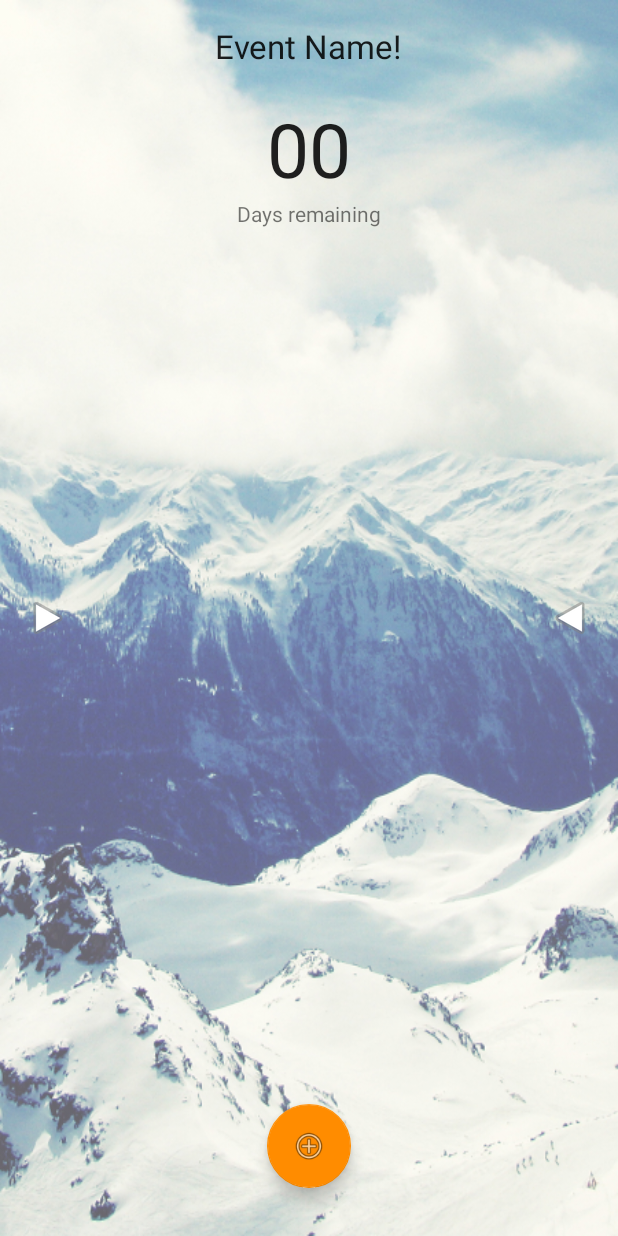
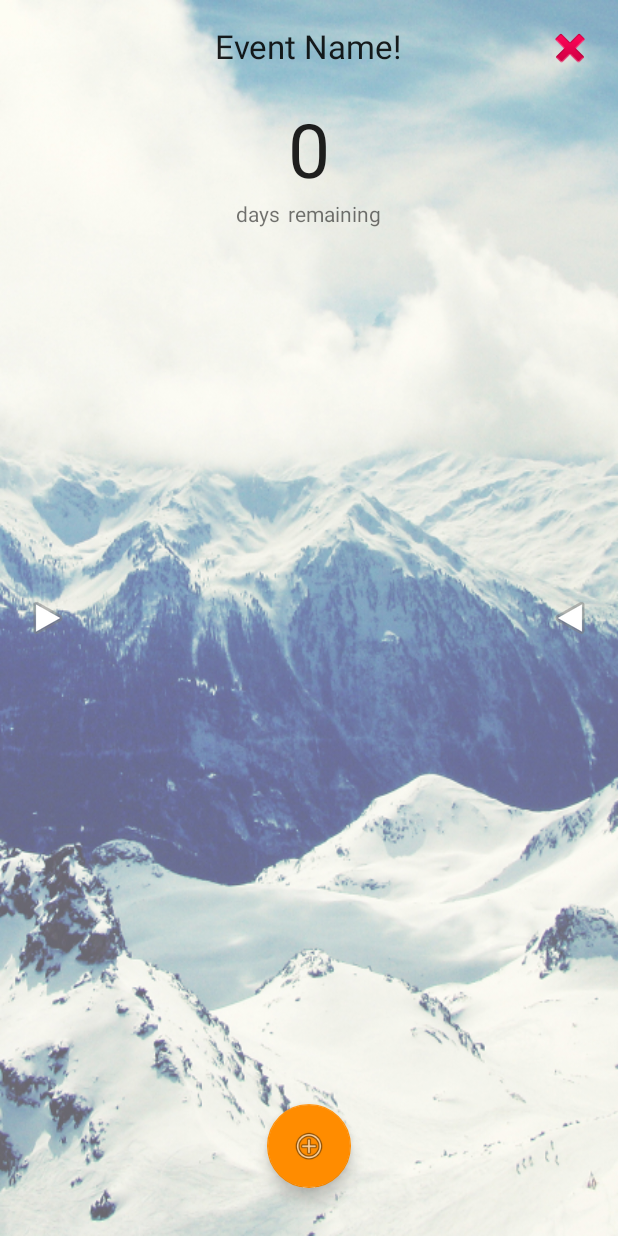
Before and after one commit to xixsuse/BigDayCountdown, an Android app: the screen it shows after launch (MainActivity), after a tap on an icon or button, on a phone screen of 412 x 824 dp. Run offline under Robolectric (Android 15) with nearby library versions, the phone set to English and light mode, and no system bars; libraries missing offline, so code that uses them is left out: pl.aprilapps.easyphotopicker; 4 statements that could not run were skipped; 2 other taps on this screen came first.

Commit message:
List containing events will now update accordingly. Can now delete events. Layout fixes

```diff
--- a/app/src/main/java/com/simonm/bigdaycountdown/MainActivity.java
+++ b/app/src/main/java/com/simonm/bigdaycountdown/MainActivity.java
@@ -6,6 +6,7 @@ import org.joda.time.Days;
 import android.app.DialogFragment;
 import android.content.Intent;
 import android.content.res.Configuration;
+import android.media.Image;
 import android.os.Bundle;
 import android.support.design.widget.FloatingActionButton;
 import android.support.v4.view.GravityCompat;
@@ -37,13 +38,6 @@ import java.util.Date;
 import java.util.List;
 
 import pl.aprilapps.easyphotopicker.EasyImage;
-
-
-/*  TODO:
-
-    List is sorted so that earliest dates appear first, but the text in the list does not update with
-    the dates. This will be tricky I think.
- */
 
 
 public class MainActivity extends AppCompatActivity implements View.OnClickListener, DatePickerDialog.OnDateSetListener{
@@ -194,6 +188,9 @@ public class MainActivity extends AppCompatActivity implements View.OnClickListe
         ImageView galleryButton = (ImageView) findViewById(R.id.gallery_button);
         galleryButton.setOnClickListener(this);
 
+        ImageView deleteButton = (ImageView) findViewById(R.id.deleteButton);
+        deleteButton.setOnClickListener(this);
+
 
     }
 
@@ -290,6 +287,7 @@ public class MainActivity extends AppCompatActivity implements View.OnClickListe
     public void onClick(View v) {
         switch (v.getId()){
             case R.id.fab:
+                resetVariables();
                 AnimUtil.crossfade(main_view, findViewById(R.id.content_add_date_id), getResources().getInteger(android.R.integer.config_mediumAnimTime));
                 break;
             case R.id.fab_add_date:
@@ -333,6 +331,10 @@ public class MainActivity extends AppCompatActivity implements View.OnClickListe
                 onPickFromGaleryClicked();
                 break;
 
+            case R.id.deleteButton:
+                deleteEvent();
+                break;
+
         }
     }
 
@@ -340,25 +342,32 @@ public class MainActivity extends AppCompatActivity implements View.OnClickListe
         EditText tempEventTitleEditText = (EditText) findViewById(R.id.new_title_id);
         String newEventTitle = tempEventTitleEditText.getText().toString();
         // DateTime days and months are 0 indexed. Handled when I set tempMonth and tempDay
-        tempDate = new DateTime(tempYear, tempMonth, tempDay, 0, 0);
-
+        tempDate = new DateTime(tempYear, tempMonth, tempDay - 1, 0, 0);
+        Log.i("day", String.valueOf(tempDay));
         if (validateInput(newEventTitle, tempBackground, tempDate)) {
 
             TrackedEvent newEvent = new TrackedEvent(alert, newEventTitle, tempDate, tempBackground);
+            currentEvent = newEvent;
             Log.i("tag", newEvent.getDate().toString());
             myTrackedEventsList.add(newEvent);
             Collections.sort(myTrackedEventsList);
 
-            //TODO:
-            // I should maybe reset the vars for the new date object after creating it.
-            resetVariables();
             eventNames.add(newEventTitle);
             updateEventDrawer();
         }
+        eventNames.clear();
+        for (TrackedEvent element:myTrackedEventsList){
+            eventNames.add(element.getEventTitle());
+        }
+        updateEventDrawer();
+        updateUI();
+
     }
 
     private void resetVariables() {
-        //TODO :)
+        ((TextView) findViewById(R.id.new_date_id)).setText(R.string.date);
+        ((EditText) findViewById(R.id.new_title_id)).setText("");
+        ((EditText) findViewById(R.id.new_title_id)).setHint(R.string.title_for_event);
     }
 
     protected boolean validateInput(String title, File backGround, DateTime date){
@@ -469,21 +478,36 @@ public class MainActivity extends AppCompatActivity implements View.OnClickListe
             // update selected item and title, then close the drawer
             eDrawerList.setItemChecked(position, true);
             mDrawerLayout.closeDrawer(eDrawerList);
-            ((TextView) findViewById(R.id.eventName)).setText(currentEvent.getEventTitle());
-            int remainingDays = getDayDifference(new Date(), currentEvent.getDate());
-            // Set remaining days
-            ((TextView) findViewById(R.id.day)).setText(String.valueOf(remainingDays));
+            updateUI();
             Log.i("Tag", "Selected event with index" + String.valueOf(position));
         } else {
             mDrawerLayout.closeDrawer(eDrawerList);
         }
     }
 
-    private int getDayDifference(Date start, DateTime end) {
+    protected  void updateUI(){
+
+        ((TextView) findViewById(R.id.eventName)).setText(currentEvent.getEventTitle());
+        DateTime currentDate = new DateTime();
+        DateTime currentDateTime0 = new DateTime(currentDate.getYear(), currentDate.getMonthOfYear(), currentDate.getDayOfMonth(), 0, 0);
+        int remainingDays = getDayDifference(currentDateTime0, currentEvent.getDate());
+        Log.i("remainingDays", String.valueOf(getDayDifference(currentDateTime0, currentEvent.getDate())));
+        Log.i("remainingDays", String.valueOf(remainingDays));
+        // Set remaining days
+        if (remainingDays < 0){
+            ((TextView) findViewById(R.id.remainingOrHasPassed)).setText(R.string.hasPassed);
+        } else {
+            ((TextView) findViewById(R.id.remainingOrHasPassed)).setText(R.string.remaining);
+        }
+        ((TextView) findViewById(R.id.day)).setText(String.valueOf(Math.abs(remainingDays)));
+    }
+
+
+    private int getDayDifference(DateTime start, DateTime end) {
         Log.i("FirtDay", String.valueOf(start));
         Log.i("LastDay", String.valueOf(end));
         Log.i("daysBetween", String.valueOf(Days.daysBetween(new DateTime(start), new DateTime(end)).getDays()));
-        return Days.daysBetween(new DateTime(start), end).getDays();
+        return Days.daysBetween(start, end).getDays();
     }
 
 
@@ -552,7 +576,30 @@ public class MainActivity extends AppCompatActivity implements View.OnClickListe
         return tmp;
     }
 
+    protected void deleteEvent(){
+        if (currentEvent != null) {
+            eventNames.remove(currentEvent.getEventTitle());
+            myTrackedEventsList.remove(currentEvent);
+            currentEvent = null;
+            Collections.sort(myTrackedEventsList);
+            if (myTrackedEventsList.size() > 0){
+                currentEvent = myTrackedEventsList.get(0);
+                updateUI();
+            }
+            updateEventDrawer();
+        }
 
+        if (myTrackedEventsList.size() == 0){
+            resetUI();
+            updateEventDrawer();
+        }
+
+    }
+
+    private void resetUI() {
+        ((TextView) findViewById(R.id.eventName)).setText(R.string.title_for_event);
+        ((TextView) findViewById(R.id.day)).setText("00");
+    }
 
 
 }
--- a/app/src/main/res/layout/content_main.xml
+++ b/app/src/main/res/layout/content_main.xml
@@ -24,8 +24,7 @@
         android:textAppearance="?android:attr/textAppearanceLarge"
         android:text="Event Name!"
         android:layout_centerHorizontal="true"
-        android:id="@+id/eventName"
-        android:layout_below="@+id/timeUntilText" />
+        android:id="@+id/eventName" />
 
 
     <ImageView
@@ -60,19 +59,38 @@
         android:layout_centerHorizontal="true" />
 
 
-
-    <TextView
+    <RelativeLayout
         android:layout_width="wrap_content"
         android:layout_height="wrap_content"
-        android:textAppearance="?android:attr/textAppearanceSmall"
-        android:text="@string/days_remaining"
-        android:id="@+id/dayText"
+        android:gravity="center_horizontal"
+        android:layout_centerHorizontal="true"
         android:layout_below="@id/day"
-        android:layout_centerHorizontal="true"/>
+        android:orientation="horizontal" >
+        <TextView
+            android:layout_width="wrap_content"
+            android:layout_height="wrap_content"
+            android:textAppearance="?android:attr/textAppearanceSmall"
+            android:text="@string/days"
+            android:id="@+id/dayText"
+            android:layout_marginEnd="5dp" />
 
+        <TextView
+            android:layout_width="wrap_content"
+            android:layout_height="wrap_content"
+            android:textAppearance="?android:attr/textAppearanceSmall"
+            android:text="@string/remainingOrHasPassed"
+            android:id="@+id/remainingOrHasPassed"
+            android:layout_toEndOf="@+id/dayText"
+            android:layout_centerHorizontal="true"/>
+    </RelativeLayout>
 
-
-
+    <ImageView
+        android:layout_width="wrap_content"
+        android:layout_height="wrap_content"
+        android:id="@+id/deleteButton"
+        android:src="@android:drawable/ic_delete"
+        android:layout_alignParentTop="true"
+        android:layout_alignParentEnd="true" />
 
 
 </RelativeLayout>
--- a/app/src/main/res/values/strings.xml
+++ b/app/src/main/res/values/strings.xml
@@ -6,7 +6,6 @@
     </string-array>
 
     <string-array name="events_array">
-        <item>No events yet!</item>
         <item>No events yet!</item>
     </string-array>
 
@@ -23,4 +22,7 @@
     <string name="years">years</string>
     <string name="timeleft">Time left until</string>
     <string name="days_remaining">Days remaining</string>
+    <string name="remainingOrHasPassed">"remaining"</string>
+    <string name="remaining">"remaining"</string>
+    <string name="hasPassed">"has passed"</string>
 </resources>
```
Also changed, not shown: app/src/main/res/layout/drawer_list_item.xml (+0 -14 lines), 2 other files.
